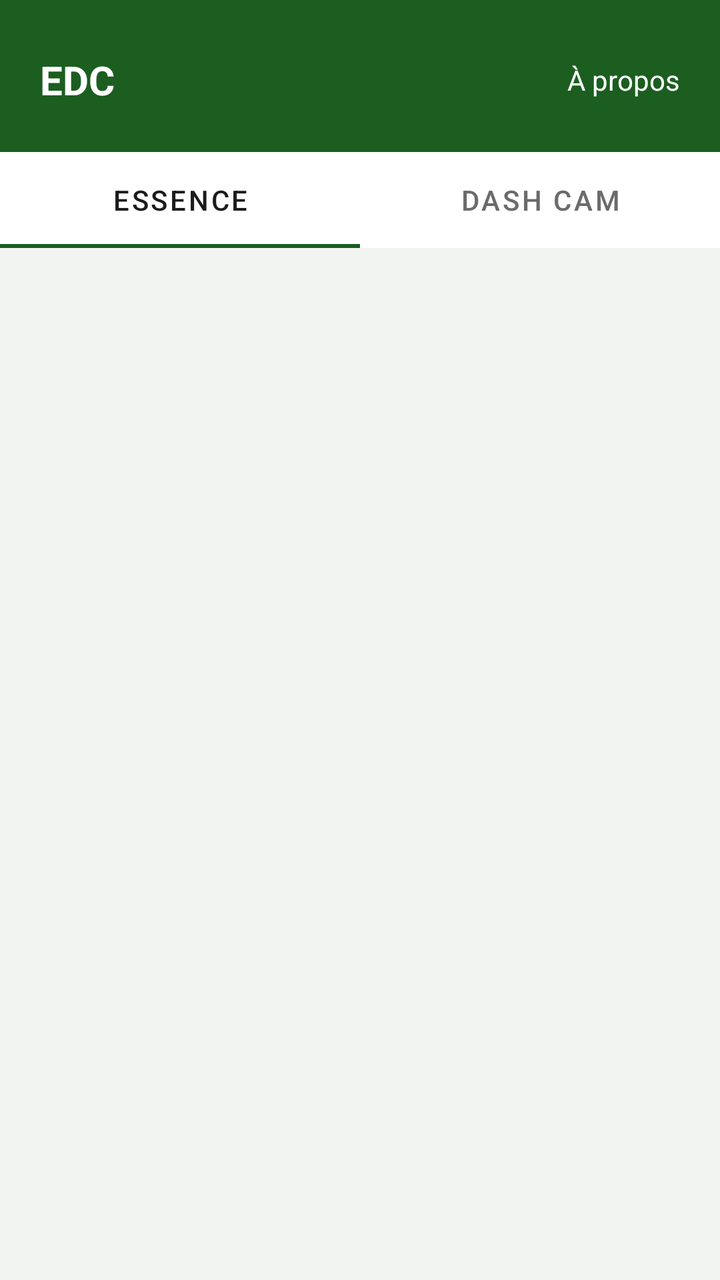
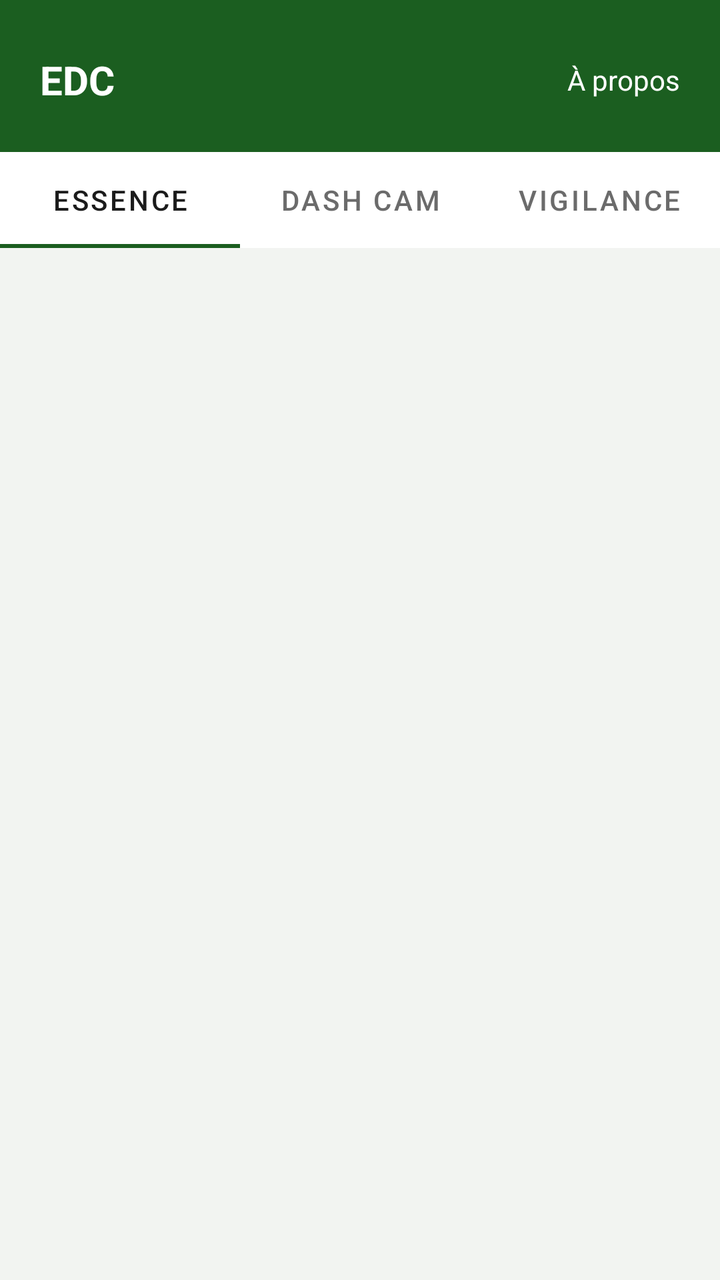

Two renders of the same Android screen: before a commit and after it. Below are the layout's source before the change and the commit's diff.
<!-- AndroidManifest.xml: application theme Theme.Edc -->
<!-- res/layout/activity_main.xml -->
<?xml version="1.0" encoding="utf-8"?>
<LinearLayout xmlns:android="http://schemas.android.com/apk/res/android"
    xmlns:app="http://schemas.android.com/apk/res-auto"
    android:layout_width="match_parent"
    android:layout_height="match_parent"
    android:orientation="vertical"
    android:background="@color/brand_bg"
    android:fitsSystemWindows="true">

    <LinearLayout
        android:id="@+id/headerBar"
        android:layout_width="match_parent"
        android:layout_height="wrap_content"
        android:orientation="horizontal"
        android:gravity="center_vertical"
        android:background="@color/brand_primary"
        android:clickable="true"
        android:focusable="true"
        android:paddingStart="20dp"
        android:paddingEnd="20dp"
        android:paddingTop="16dp"
        android:paddingBottom="12dp">

        <TextView
            android:layout_width="0dp"
            android:layout_height="wrap_content"
            android:layout_weight="1"
            android:text="@string/app_name"
            android:textColor="@color/header_text"
            android:textSize="20sp"
            android:textStyle="bold" />

        <TextView
            android:id="@+id/btnAbout"
            android:layout_width="wrap_content"
            android:layout_height="wrap_content"
            android:minWidth="48dp"
            android:minHeight="48dp"
            android:gravity="center"
            android:clickable="true"
            android:focusable="true"
            android:text="@string/btn_about"
            android:textColor="@color/header_text"
            android:textSize="14sp" />
    </LinearLayout>

    <com.google.android.material.tabs.TabLayout
        android:id="@+id/tabLayout"
        android:layout_width="match_parent"
        android:layout_height="wrap_content"
        android:background="@color/card_bg"
        app:tabTextColor="@color/text_muted"
        app:tabSelectedTextColor="@color/text_primary"
        app:tabIndicatorColor="@color/brand_primary_variant">

        <com.google.android.material.tabs.TabItem
            android:layout_width="wrap_content"
            android:layout_height="wrap_content"
            android:text="@string/tab_essence" />

        <com.google.android.material.tabs.TabItem
            android:layout_width="wrap_content"
            android:layout_height="wrap_content"
            android:text="@string/tab_dashcam" />

    </com.google.android.material.tabs.TabLayout>

    <FrameLayout
        android:id="@+id/fragmentContainer"
        android:layout_width="match_parent"
        android:layout_height="0dp"
        android:layout_weight="1" />

</LinearLayout>
<!-- resources referenced by this layout -->
<resources>
  <color name="brand_bg">#F2F4F1</color>
  <color name="brand_primary">#1B5E20</color>
  <color name="brand_primary_variant">#1B5E20</color>
  <color name="card_bg">#FFFFFF</color>
  <color name="header_text">#FFFFFF</color>
  <color name="text_muted">#6B6B6B</color>
  <color name="text_primary">#1B1B1B</color>
  <string name="app_name">EDC</string>
  <string name="btn_about">À propos</string>
  <string name="tab_dashcam">Dash cam</string>
  <string name="tab_essence">Essence</string>
  <style name="Theme.Edc" parent="Theme.MaterialComponents.DayNight.NoActionBar">
          <item name="colorPrimary">@color/brand_primary_variant</item>
          <item name="colorPrimaryDark">@color/brand_primary_dark</item>
          <item name="colorAccent">@color/brand_accent</item>
          <item name="android:windowBackground">@color/brand_bg</item>
          <item name="android:textColorPrimary">@color/text_primary</item>
          <item name="android:editTextColor">@color/text_primary</item>
      </style>
  <color name="brand_primary_dark">#0F3D14</color>
  <color name="brand_accent">#FFA000</color>
</resources>

<!-- the commit's change to res/layout/activity_main.xml (unified diff, before → after) -->
@@ -63,6 +63,12 @@
             android:layout_height="wrap_content"
             android:text="@string/tab_dashcam" />
 
+        
+        <com.google.android.material.tabs.TabItem
+            android:layout_width="wrap_content"
+            android:layout_height="wrap_content"
+            android:text="@string/tab_vigilance" />
+
     </com.google.android.material.tabs.TabLayout>
 
     <FrameLayout
<!-- resource entries referenced after the edit -->
@@ -11,6 +11,7 @@
   <string name="btn_about">À propos</string>
   <string name="tab_dashcam">Dash cam</string>
   <string name="tab_essence">Essence</string>
+  <string name="tab_vigilance">Vigilance</string>
   <style name="Theme.Edc" parent="Theme.MaterialComponents.DayNight.NoActionBar">
           <item name="colorPrimary">@color/brand_primary_variant</item>
           <item name="colorPrimaryDark">@color/brand_primary_dark</item>
